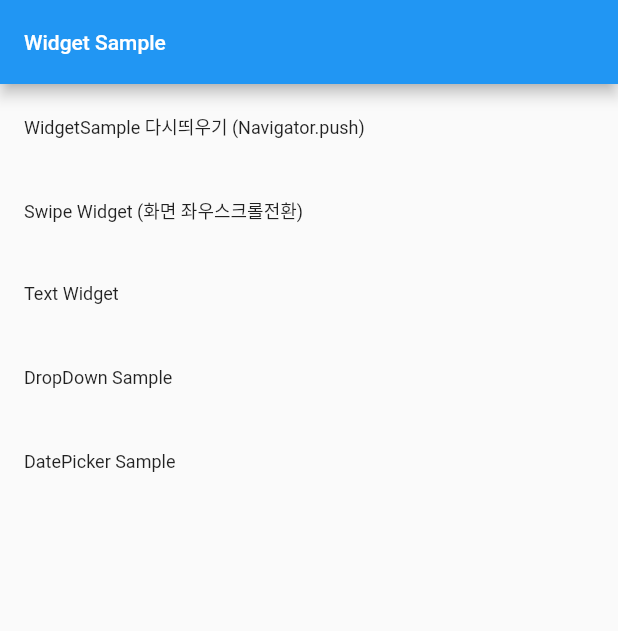
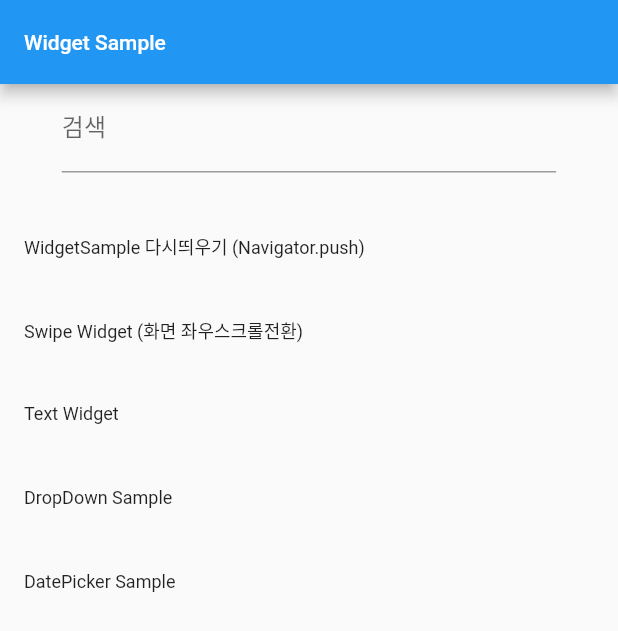
Before and after one commit to baekhj/flutter_widget_sample, a Flutter app: the screen it shows after launch, on a phone screen of 412 x 824 dp. Shown: the top 631 px of the screen. Run offline on Flutter 3.47's test engine with Material 2 defaults, Android fonts, the phone set to English and light mode, and no system bars; our stand-ins replace toast.

Commit message:
리스트 검색 추가

```diff
--- a/lib/sampleList.dart
+++ b/lib/sampleList.dart
@@ -15,6 +15,13 @@ class SampleList extends StatefulWidget {
 class _SampleListState extends State<SampleList> {
 
   List<RowData> dataList;
+  TextEditingController valCtr; //FieldController..
+
+  @override
+  void initState() {
+    super.initState();
+    valCtr = TextEditingController();
+  }
 
   @override
   Widget build(BuildContext context) {
@@ -42,10 +49,15 @@ class _SampleListState extends State<SampleList> {
 
     ];
 
-
     List<ListTile> bodyData = [];
     for(int x=0; x < dataList.length; x++){
-      bodyData.add(createRowData(dataList[x]));
+      if(valCtr.text != null && valCtr.text != ''){
+        if(dataList[x].info.toLowerCase().contains(valCtr.text.toLowerCase())){
+          bodyData.add(createListTile(dataList[x]));
+        }
+      }else{
+        bodyData.add(createListTile(dataList[x]));
+      }
     }
     return Scaffold(
       appBar: AppBar(
@@ -57,12 +69,37 @@ class _SampleListState extends State<SampleList> {
 
         ),
       ),
-      body: ListView(
-        children: bodyData,
-      ),);
+      body: SingleChildScrollView(
+        child: Column(
+            children: [
+              SizedBox(
+                height: 80,
+                child: Container(
+                  width: MediaQuery.of(context).size.width*0.8,
+                  child: TextField(
+                    controller: valCtr,
+                    decoration: InputDecoration(
+                      labelText: '검색',
+                    ),
+                    onChanged: (value) {
+                      setState(() {});
+                    },
+                  ),
+                ),
+              ),
+              Container(
+                height: MediaQuery.of(context).size.height*0.8,
+                child: ListView(
+                  children: bodyData,
+                ),
+              ),
+            ],
+        ),
+      ),
+    );
   }
 
-  ListTile createRowData(RowData data){
+  ListTile createListTile(RowData data){
     return ListTile(
       title : Text(
         data.info,
```
